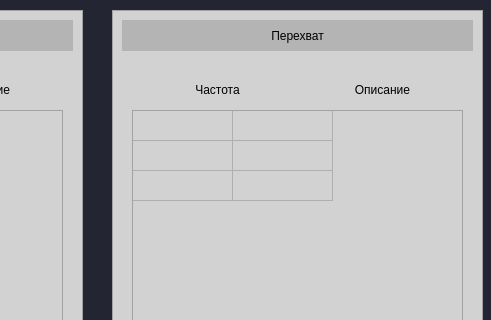
This is qt/frequencies.ui in Alexey-Nikolaevic-B/pokazuha as Qt 5 draws it before an edit; both pictures show x 298 to 789 and y 0 to 320 of the 789 by 649 pixel window. The edited form follows.
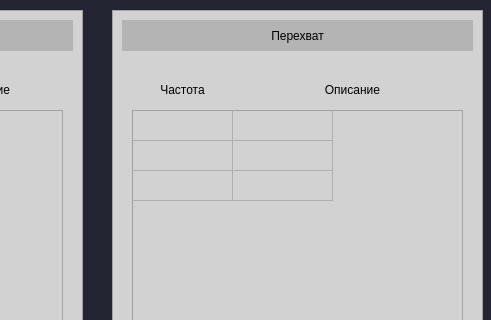
This is the edited form.

What changed in the file:
```diff
--- a/qt/frequencies.ui
+++ b/qt/frequencies.ui
@@ -183,7 +183,7 @@
      <rect>
       <x>20</x>
       <y>70</y>
-      <width>171</width>
+      <width>101</width>
       <height>20</height>
      </rect>
     </property>
@@ -217,9 +217,9 @@
    <widget class="QLabel" name="label_9">
     <property name="geometry">
      <rect>
-      <x>190</x>
+      <x>130</x>
       <y>70</y>
-      <width>161</width>
+      <width>221</width>
       <height>20</height>
      </rect>
     </property>
```
Left out of the diff: 9 changed lines with no effect on the pictures.
